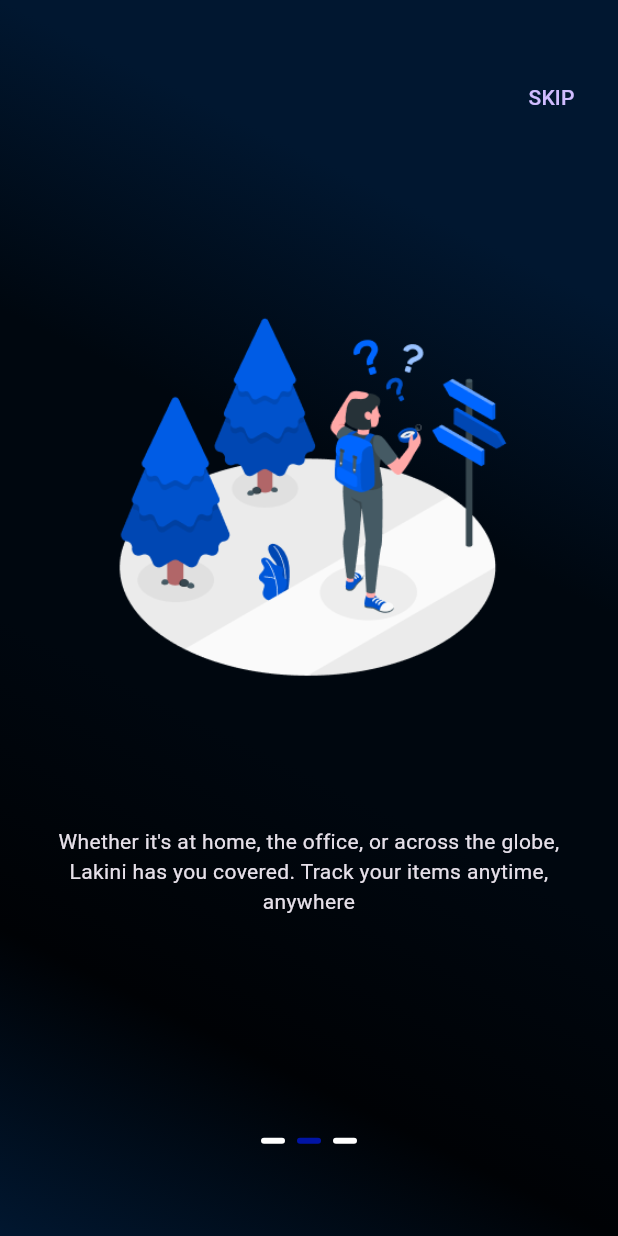
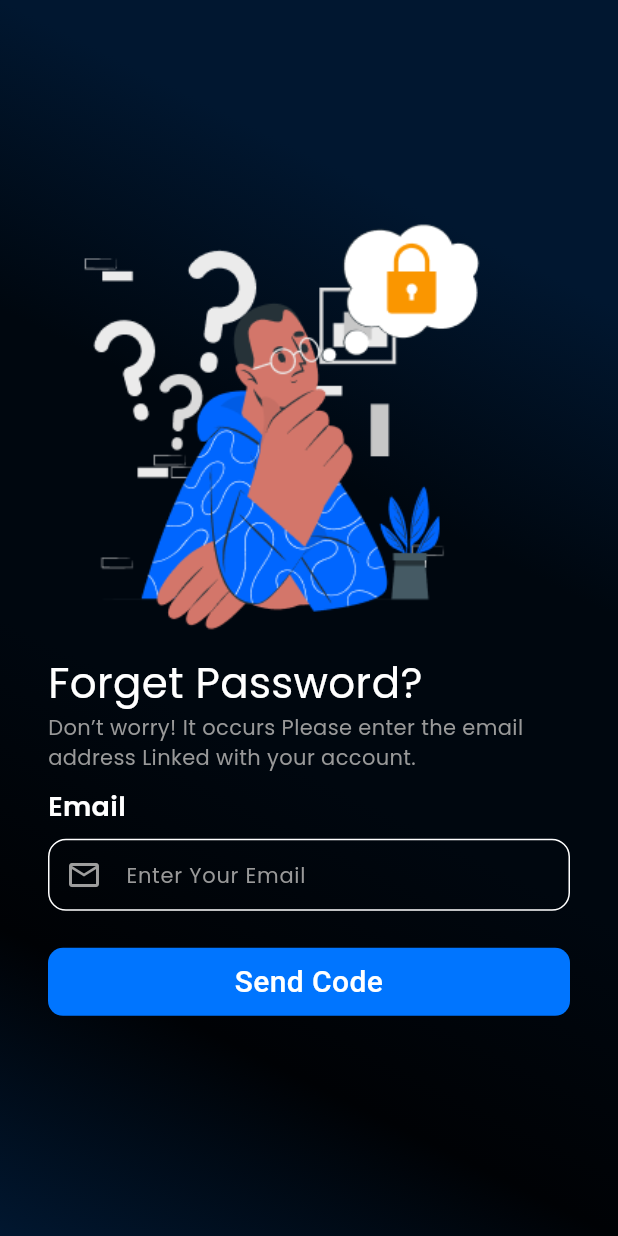
Before and after one commit to mohamedmosadfarhat/Lakini_GP, a Flutter app: the OnBoardingScreen screen opened directly, after a tap on "SKIP", on a phone screen of 412 x 824 dp. Run offline on Flutter 3.47's test engine with Material 3 defaults, Android fonts, the phone set to English and light mode, and no system bars; drawn by our look-alikes of smooth_page_indicator; our stand-ins replace google_fonts, page_transition.

Commit message:
add screens for forget password

```diff
--- a/lib/core/utils/styles.dart
+++ b/lib/core/utils/styles.dart
@@ -2,9 +2,10 @@ import 'package:flutter/material.dart';
 import 'package:google_fonts/google_fonts.dart';
 
 abstract class Styles {
-  static const textStyle18 = TextStyle(
+  static var textStyle18 = GoogleFonts.poppins(
     fontSize: 18,
     fontWeight: FontWeight.w600,
+    color:Colors.white
   );
   static const textStyle20 = TextStyle(
     fontSize: 20,
@@ -15,9 +16,10 @@ abstract class Styles {
     fontWeight: FontWeight.w900,
     letterSpacing: 1.2,
   );
-  static const textStyle14 = TextStyle(
+  static var textStyle14 = GoogleFonts.poppins(
     fontSize: 14,
-    fontWeight: FontWeight.normal,
+    fontWeight: FontWeight.w400,
+    color: const Color.fromRGBO(153, 153, 153, 1)
   );
 
   static const textStyle16 = TextStyle(
@@ -30,4 +32,5 @@ abstract class Styles {
     fontSize: 22,
     color: Colors.white,
   ));
+
 }
--- a/lib/features/onboarding/presentation/views/onboarding_screen.dart
+++ b/lib/features/onboarding/presentation/views/onboarding_screen.dart
@@ -1,9 +1,12 @@
 import 'dart:async';
 
 import 'package:flutter/material.dart';
-import 'package:lakini/core/utils/styles.dart';
+import 'package:lakini_gp/features/register/views/forget_password_screen.dart';
+
+
 import 'package:smooth_page_indicator/smooth_page_indicator.dart';
 
+import '../../../../core/utils/styles.dart';
 import '../onboarding_models/onboarding_model.dart';
 
 class OnBoardingScreen extends StatefulWidget {
@@ -45,13 +48,6 @@ class _OnBoardingScreenState extends State<OnBoardingScreen> {
               Color.fromRGBO(0, 7, 15, 1),
               Color.fromRGBO(0, 2, 5, 1),
               Color.fromRGBO(1, 23, 48, 1),
-              /* Color.fromRGBO(1, 0, 23, 1),
-              Color.fromRGBO(1, 0, 23, 1),
-              Color.fromRGBO(1, 0, 23, 1),
-              Color.fromRGBO(1, 0, 23, 1),
-              Color.fromRGBO(1, 0, 23, 1),
-              Color.fromRGBO(1, 0, 23, 1),
-              Color.fromRGBO(1, 7, 55, 1), */
             ],
             begin: Alignment.topRight,
             end: Alignment.bottomLeft,
@@ -59,24 +55,13 @@ class _OnBoardingScreenState extends State<OnBoardingScreen> {
         ),
         child: Stack(
           children: [
-            Positioned(
-              right: width * 0.03,
-              top: height * 0.05,
-              child: TextButton(
-                onPressed: (){},
-                 child: Text("SKIP",style: Styles.textStyle60.copyWith(decoration: TextDecoration.underline),)
-                 )),
+
             Builder(builder: (ctx1) {
               return PageView(
                 controller: _controller,
                 onPageChanged: (val) {
                   setState(() {
                     _currentIndex = val;
-                    print(_currentIndex);
-                 /* if (_currentIndex == 3) {
-                      Future.delayed(const Duration(seconds: 2),
-                          () => Navigator.of(ctx1).pushNamed('/a'));
-                    }*/
                   });
                 },
                 children: myData
@@ -85,23 +70,45 @@ class _OnBoardingScreenState extends State<OnBoardingScreen> {
                           child: Column(
                             mainAxisAlignment: MainAxisAlignment.center,
                             children: [
-                               SizedBox(height: height*0.1,),
-                              Image.asset(item.imageUrl,height: height*0.35,fit: BoxFit.cover,),
-                               SizedBox(height: height*0.06,),
+                              SizedBox(
+                                height: height * 0.1,
+                              ),
+                              Image.asset(
+                                item.imageUrl,
+                                height: height * 0.35,
+                                fit: BoxFit.cover,
+                              ),
+                              SizedBox(
+                                height: height * 0.06,
+                              ),
                               Padding(
-                                padding: const EdgeInsets.symmetric(horizontal: 16.0,vertical: 32),
+                                padding: const EdgeInsets.symmetric(
+                                    horizontal: 16.0, vertical: 32),
                                 child: Text(item.description,
                                     textAlign: TextAlign.center,
                                     style: Styles.textStyle60),
                               ),
                               SizedBox(
-                                height: height*0.1,
+                                height: height * 0.1,
                               ),
-
                             ],
                           ),
                         ))
                     .toList(),
+              );
+            }),
+            Builder(builder: (context) {
+              return Positioned(
+                right: width * 0.03,
+                top: height * 0.05,
+                child: GestureDetector(
+                  onTap: ()=> Navigator.pushNamed(context, ForgetPasswordScreen.fpId),
+                  child:Text(
+                          "SKIP",
+                          style: Styles.textStyle60
+                              .copyWith(decoration: TextDecoration.underline),
+                        ),
+                ),
               );
             }),
             Align(
--- /dev/null
+++ b/lib/features/register/views/forget_password_screen.dart
@@ -0,0 +1,93 @@
+import 'package:flutter/material.dart';
+import 'package:lakini_gp/features/register/views/otp_verification_screen.dart';
+
+import '../../../core/utils/styles.dart';
+import '../wedgits/Input_Field.dart';
+import '../wedgits/custom_button.dart';
+
+class ForgetPasswordScreen extends StatelessWidget {
+  static const String fpId = "ForgetPasswordId";
+  ForgetPasswordScreen({super.key});
+  final GlobalKey<FormState> _formKey = GlobalKey();
+  final TextEditingController emailController = TextEditingController();
+
+  @override
+  Widget build(BuildContext context) {
+    double height = MediaQuery.of(context).size.height;
+
+
+    return Scaffold(
+      body: Container(
+        decoration: const BoxDecoration(
+          gradient: LinearGradient(
+            colors: [
+              Color.fromRGBO(1, 23, 48, 1),
+              Color.fromRGBO(1, 23, 48, 1),
+              Color.fromRGBO(0, 7, 15, 1),
+              Color.fromRGBO(0, 7, 15, 1),
+              Color.fromRGBO(0, 2, 5, 1),
+              Color.fromRGBO(1, 23, 48, 1),
+            ],
+            begin: Alignment.topRight,
+            end: Alignment.bottomLeft,
+          ),
+        ),
+        child: Padding(
+          padding: const EdgeInsets.symmetric(horizontal: 32.0),
+          child: Center(
+            child: SingleChildScrollView(
+              child: Form(
+                key: _formKey,
+                child: Column(
+                    mainAxisAlignment: MainAxisAlignment.center,
+                    crossAxisAlignment: CrossAxisAlignment.start,
+                    children: [
+                      Image.asset(
+                        "assets/FP.png",
+                        height: height * 0.35,
+                        fit: BoxFit.cover,
+                      ),
+                      Text(
+                        "Forget Password?",
+                        style: Styles.textStyle60.copyWith(fontSize: 28),
+                      ),
+                      Text(
+                        "Don’t worry! It occurs Please enter the email address Linked with your account.",
+                        style: Styles.textStyle14,
+                      ),
+                      InputField(
+                        title: 'Email',
+                        hint: 'Enter Your Email',
+                        widget: const Icon(
+                          Icons.mail_outline,
+                          color: Colors.grey,
+                        ),
+                        textType: TextInputType.emailAddress,
+                        controller: emailController,
+                        validator: (val) {
+                          if (val!.isEmpty || !val.contains("@")) {
+                            return "Invalid E_Mail!";
+                          }
+                          return null;
+                        },
+                      ),
+                      SizedBox(height: height * 0.03),
+                      MyButton(
+                        label: 'Send Code',
+                        onTap: () {
+                          if (!_formKey.currentState!.validate()) {
+                            return;
+                          }
+                          Navigator.pushNamed(
+                              context, OtpVerification.otp);
+                        },
+                      )
+                    ]),
+              ),
+            ),
+          ),
+        ),
+      ),
+    );
+  }
+}
--- /dev/null
+++ b/lib/features/register/wedgits/custom_button.dart
@@ -0,0 +1,44 @@
+import 'package:flutter/material.dart';
+
+import 'package:google_fonts/google_fonts.dart';
+
+
+
+class MyButton extends StatelessWidget {
+  final String label;
+  final Function() onTap;
+
+
+  const MyButton( {required this.label,required this.onTap,this.isLoading = false, super.key});
+
+  final bool isLoading;
+  @override
+  Widget build(BuildContext context) {
+    double width = MediaQuery.of(context).size.width;
+    double height = MediaQuery.of(context).size.height;
+    return GestureDetector(
+      onTap: onTap,
+      child: Container(
+        alignment: Alignment.center,
+        width: width,
+        height: height*0.055,
+        decoration: BoxDecoration(
+          borderRadius: BorderRadius.circular(10),
+          color: const Color.fromRGBO(0, 117, 255, 1),
+        ),
+        child: isLoading?  SizedBox(
+          height: height*0.02,
+          width: width*0.02,
+          child: const CircularProgressIndicator(
+            color: Colors.white,
+          ),
+        ):Text(
+          label,
+          style: GoogleFonts.roboto(
+              color: Colors.white, fontSize: 20, fontWeight: FontWeight.w500),
+          textAlign: TextAlign.center,
+        ),
+      ),
+    );
+  }
+}
--- /dev/null
+++ b/lib/features/register/wedgits/input_field.dart
@@ -0,0 +1,66 @@
+import 'package:flutter/material.dart';
+
+import '../../../core/utils/styles.dart';
+
+class InputField extends StatelessWidget {
+  final String title;
+  final String hint;
+  final TextEditingController? controller;
+  final Widget? widget;
+  final TextInputType? textType;
+  final String? Function(String?)? validator;
+
+  const InputField(
+      {required this.title,
+      required this.hint,
+      this.controller,
+      this.widget,
+      this.textType,
+      this.validator,
+      super.key});
+
+  @override
+  Widget build(BuildContext context) {
+    return Container(
+        margin: const EdgeInsets.only(top: 10),
+        child: Column(
+          crossAxisAlignment: CrossAxisAlignment.start,
+          children: [
+            Text(
+              title,
+              style: Styles.textStyle18,
+            ),
+            const SizedBox(
+              height: 8,
+            ),
+            TextFormField(
+              validator: validator,
+              controller: controller,
+              keyboardType: textType,
+              autofocus: false,
+              style: Styles.textStyle60.copyWith(fontSize: 16),
+              cursorColor: const Color.fromRGBO(0, 117, 255, 1),
+              decoration: InputDecoration(
+                contentPadding: const EdgeInsets.all(12),
+                prefixIcon: widget,
+                hintText: hint,
+                hintStyle: Styles.textStyle14,
+                enabledBorder: OutlineInputBorder(
+                    borderRadius: BorderRadius.circular(12),
+                    borderSide: const BorderSide(
+                      color: Colors.white,
+                      style: BorderStyle.solid,
+                      width: 1,
+                    )),
+                focusedBorder: OutlineInputBorder(
+                    borderRadius: BorderRadius.circular(12),
+                    borderSide: const BorderSide(
+                      color: Color.fromRGBO(0, 117, 255, 1),
+                      width: 1,
+                    )),
+              ),
+            ),
+          ],
+        ));
+  }
+}
--- a/lib/features/splash/presentation/views/splash_screen.dart
+++ b/lib/features/splash/presentation/views/splash_screen.dart
@@ -1,7 +1,8 @@
 import 'package:flutter/material.dart';
-import 'package:lakini/core/utils/styles.dart';
+
 import 'package:page_transition/page_transition.dart';
 
+import '../../../../core/utils/styles.dart';
 import '../../../onboarding/presentation/views/onboarding_screen.dart';
 
 
```
Also changed, not shown: lib/features/register/views/create_password_screen.dart (added, +107 -0 lines), lib/features/register/views/otp_verification_screen.dart (added, +96 -0 lines), lib/features/register/wedgits/otp_txt_field.dart (added, +73 -0 lines), lib/main.dart (+10 -1 lines), assets/FP.png (added), assets/otp.png (added), pubspec.lock, 1 other file. Lines whose indentation alone changed are shown as unchanged.
